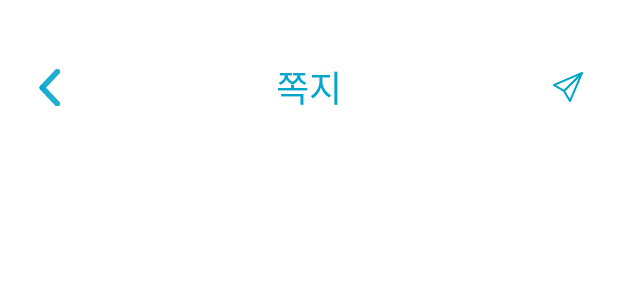
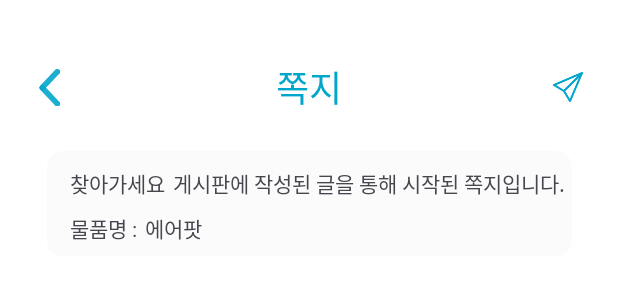
Before and after one commit to Find-ssu/find_ssu, an Android app: the layout activity_chating_room.xml on its own in the app's theme, with its tools: preview values and no code run, on a phone screen of 412 x 824 dp. Shown: the top 300 px of the screen. Run offline under Robolectric (Android 15) with nearby library versions, the phone set to English and light mode, and no system bars.

Commit message:
쪽지 어느 게시판에서 왔고 물품명 뭔지 추가

```diff
--- a/app/src/main/java/com/example/find_ssu/Find/FindClickActivity.java
+++ b/app/src/main/java/com/example/find_ssu/Find/FindClickActivity.java
@@ -38,7 +38,8 @@ public class FindClickActivity extends AppCompatActivity {
             public void onClick(View v) {
                 Intent intent = new Intent(FindClickActivity.this, ChatActivity.class);
                 intent.putExtra("uid", uid);
-                Log.d("name", uid);
+                intent.putExtra("name", name);
+                intent.putExtra("where", "찾아가세요");
                 startActivity(intent);
             }
         });
--- a/app/src/main/java/com/example/find_ssu/Find/FindClickFragment.java
+++ b/app/src/main/java/com/example/find_ssu/Find/FindClickFragment.java
@@ -72,6 +72,8 @@ public class FindClickFragment extends Fragment {
             public void onClick(View v) {
                 Intent intent = new Intent(requireContext(), ChatActivity.class);
                 intent.putExtra("uid", uid);
+                intent.putExtra("name", name);
+                intent.putExtra("where", "찾아가세요");
                 startActivity(intent);
             }
         });
--- a/app/src/main/java/com/example/find_ssu/LookFor/LookForClickFragment.java
+++ b/app/src/main/java/com/example/find_ssu/LookFor/LookForClickFragment.java
@@ -71,6 +71,8 @@ public class LookForClickFragment extends Fragment {
             public void onClick(View v) {
                 Intent intent = new Intent(requireContext(), ChatActivity.class);
                 intent.putExtra("uid", uid);
+                intent.putExtra("name", name);
+                intent.putExtra("where", "찾아요");
                 startActivity(intent);
             }
         });
--- a/app/src/main/res/layout/activity_chating_room.xml
+++ b/app/src/main/res/layout/activity_chating_room.xml
@@ -15,8 +15,7 @@
         app:layout_constraintStart_toStartOf="parent"
         app:layout_constraintTop_toTopOf="parent"
         android:layout_marginStart="20dp"
-        android:layout_marginTop="45dp"
-        />
+        android:layout_marginTop="45dp" />
 
     <TextView
         android:id="@+id/textView"
@@ -41,11 +40,69 @@
         app:layout_constraintTop_toTopOf="parent"
         android:layout_marginTop="48dp"/>
 
+    <ImageView
+        android:id="@+id/chat_click_warning_iv"
+        android:layout_width="350dp"
+        android:layout_height="80dp"
+        android:layout_marginTop="20dp"
+        android:src="@drawable/warning_bg_iv"
+        app:layout_constraintEnd_toEndOf="parent"
+        app:layout_constraintStart_toStartOf="parent"
+        app:layout_constraintTop_toBottomOf="@id/textView" />
+
+    <TextView
+        android:id="@+id/chat_where_tv"
+        android:layout_width="wrap_content"
+        android:layout_height="wrap_content"
+        android:layout_marginTop="15dp"
+        android:layout_marginStart="15dp"
+        android:fontFamily="@font/pretendard_extra_bold"
+        android:text="찾아가세요"
+        android:textSize="14dp"
+        app:layout_constraintStart_toStartOf="@+id/chat_click_warning_iv"
+        app:layout_constraintTop_toTopOf="@+id/chat_click_warning_iv" />
+
+    <TextView
+        android:id="@+id/chat_warning_tv"
+        android:layout_width="wrap_content"
+        android:layout_height="wrap_content"
+        android:layout_marginTop="15dp"
+        android:layout_marginStart="5dp"
+        android:fontFamily="@font/pretendard_semi_bold"
+        android:text="게시판에 작성된 글을 통해 시작된 쪽지입니다."
+        android:textSize="14dp"
+        app:layout_constraintStart_toEndOf="@+id/chat_where_tv"
+        app:layout_constraintTop_toTopOf="@+id/chat_click_warning_iv" />
+
+    <TextView
+        android:id="@+id/chat_tv"
+        android:layout_width="wrap_content"
+        android:layout_height="wrap_content"
+        android:layout_marginTop="45dp"
+        android:layout_marginStart="15dp"
+        android:fontFamily="@font/pretendard_semi_bold"
+        android:text="물품명 :"
+        android:textSize="14dp"
+        app:layout_constraintStart_toStartOf="@+id/chat_click_warning_iv"
+        app:layout_constraintTop_toTopOf="@+id/chat_click_warning_iv" />
+
+    <TextView
+        android:id="@+id/chat_name_tv"
+        android:layout_width="wrap_content"
+        android:layout_height="wrap_content"
+        android:layout_marginTop="45dp"
+        android:layout_marginStart="5dp"
+        android:fontFamily="@font/pretendard_extra_bold"
+        android:text="에어팟"
+        android:textSize="14dp"
+        app:layout_constraintStart_toEndOf="@+id/chat_tv"
+        app:layout_constraintTop_toTopOf="@+id/chat_click_warning_iv" />
+
     <androidx.recyclerview.widget.RecyclerView
         android:id="@+id/chating_room_rv"
         android:layout_width="match_parent"
         android:layout_height="0dp"
         app:layout_constraintTop_toTopOf="parent"
-        android:layout_marginTop="115dp"></androidx.recyclerview.widget.RecyclerView>
+        android:layout_marginTop="192dp"></androidx.recyclerview.widget.RecyclerView>
 
 </androidx.constraintlayout.widget.ConstraintLayout>
```
Also changed, not shown: app/src/main/java/com/example/find_ssu/Chat/ChatActivity.java (+11 -4 lines), app/src/main/java/com/example/find_ssu/Chat/ChatItem.java (+12 -4 lines), app/src/main/java/com/example/find_ssu/Chat/ChatListActivity.java (+6 -2 lines), app/src/main/java/com/example/find_ssu/Chat/ChatingRoomActivity.java (+25 -7 lines), app/src/main/res/layout/chating_item.xml (+6 -4 lines), app/src/main/res/drawable/warning_bg_iv.png (added).
